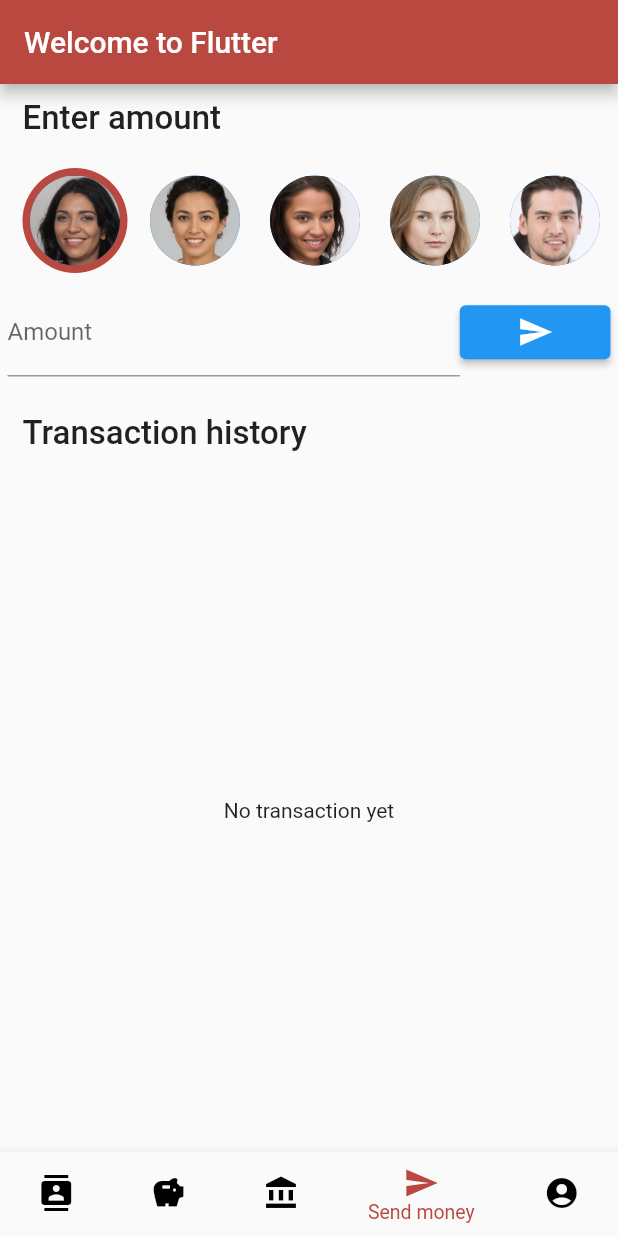
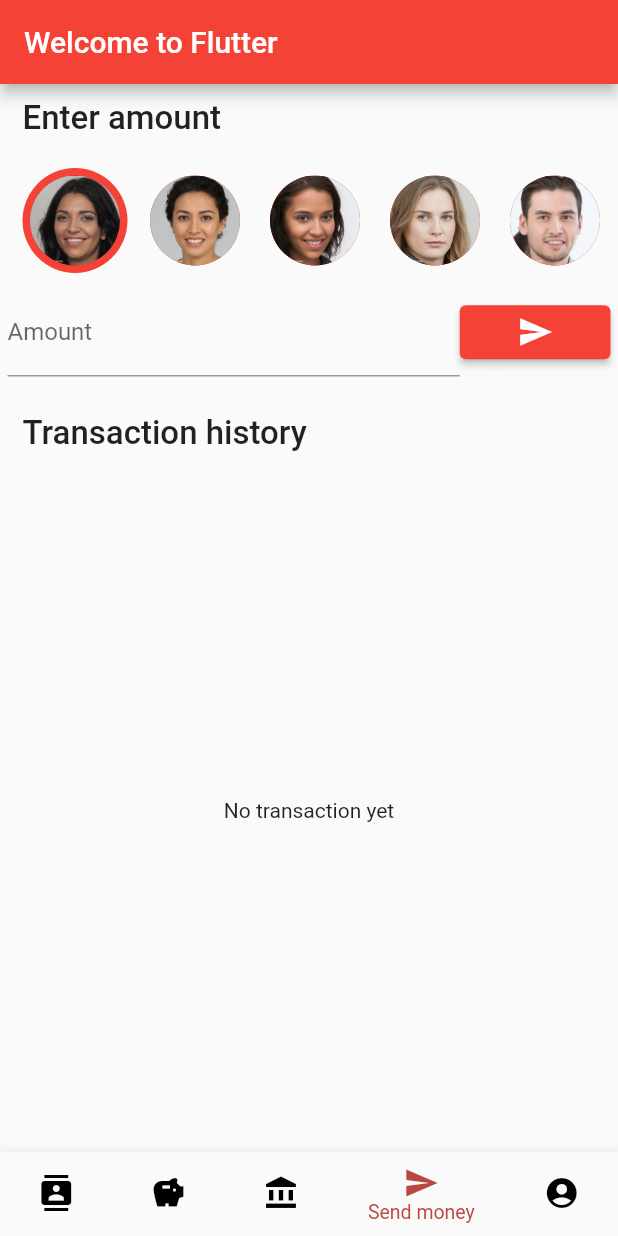
Before and after one commit to cchalop1/epitech-flutter, a Flutter app: the screen it shows after launch, item 4 of the bottom bar chosen, on a phone screen of 412 x 824 dp. Run offline on Flutter 3.47's test engine with Material 2 defaults, Android fonts, the light colour scheme and no system bars; our stand-ins replace audioplayers, flutter_svg, google_fonts; missing offline and left inert: flutter_auth.

Commit message:
feat: add color theme for app with material theme

```diff
--- a/lib/components/ContactItem.dart
+++ b/lib/components/ContactItem.dart
@@ -28,7 +28,7 @@
           width: 70.0,
           decoration: widget.contact.getId() == widget.currentContact?.getId()
               ? BoxDecoration(
-                  color: Color.fromARGB(255, 185, 72, 64),
+                  color: Colors.red,
                   borderRadius: BorderRadius.circular(100),
                 )
               : null,
--- a/lib/main.dart
+++ b/lib/main.dart
@@ -25,9 +25,14 @@
   Widget build(BuildContext context) {
     return MaterialApp(
       title: 'Welcome to Flutter',
+      theme: ThemeData(
+        primarySwatch: Colors.red,
+        bottomAppBarColor: Colors.red,
+        visualDensity: VisualDensity.adaptivePlatformDensity,
+      ),
       home: Scaffold(
         appBar: AppBar(
-          backgroundColor: const Color.fromARGB(255, 185, 72, 64),
+          // backgroundColor: const Color.fromARGB(255, 185, 72, 64),
           title: const Text('Welcome to Flutter'),
         ),
         bottomNavigationBar: NavBar(place: place, updatePage: updatePage),
```
